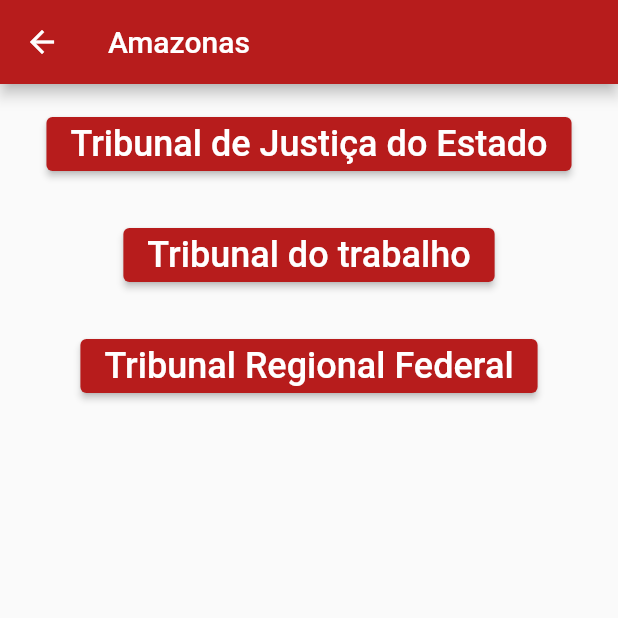
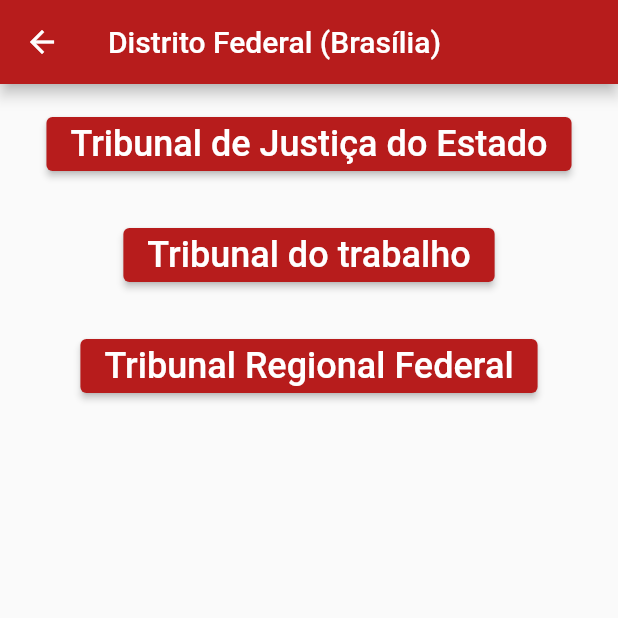
Before and after one commit to HeroRickyGAMES/Projeto-CPJ-Consulta-Juridica-de-Processos, a Flutter app: the screen it shows after launch, after a tap on "Amazonas", on a phone screen of 412 x 824 dp, the top half of it. Run offline on Flutter 3.47's test engine with Material 2 defaults, Android fonts, the light colour scheme and no system bars; our stand-ins replace webview_flutter.

Commit message:
Adição do DF

```diff
--- /dev/null
+++ b/lib/Brasilia.dart
@@ -0,0 +1,105 @@
+import 'package:flutter/material.dart';
+import 'webviewPage.dart';
+
+//Programado por HeroRickyGames
+
+class Brasilia extends StatelessWidget {
+  const Brasilia({Key? key}) : super(key: key);
+
+  @override
+  Widget build(BuildContext context) {
+    return Scaffold(
+      appBar: AppBar(
+        backgroundColor: Colors.red[900],
+        title: Container(
+
+          child:
+          Text(
+            'Distrito Federal (Brasília)',
+          ),
+        ),
+      ),
+      body: Column(
+          children: [
+            Container(
+              alignment: Alignment.center,
+              padding: EdgeInsets.all(16),
+              child:
+              ElevatedButton(
+                onPressed: (){
+                  Navigator.push(context,
+                      MaterialPageRoute(builder: (context){
+                        String URL = "https://pje-consultapublica.tjdft.jus.br/consultapublica/ConsultaPublica/listView.seam";
+                        String title = "Tribunal de Justiça do Estado";
+
+                        return WebViewApp(URL, title);
+                      }));
+                },
+                child:Text(
+                  'Tribunal de Justiça do Estado',
+                  style: TextStyle(
+                    fontSize: 24,
+                  ),
+                ),
+                style: ElevatedButton.styleFrom(
+                  backgroundColor: Colors.red[900],
+                ),
+              ),
+            ),
+            Container(
+              alignment: Alignment.center,
+              padding: EdgeInsets.all(10),
+              child:
+              ElevatedButton(
+                onPressed: (){
+                  Navigator.push(context,
+                      MaterialPageRoute(builder: (context){
+                        String URL = "https://www.trt10.jus.br/processos/consultasap/";
+                        String title = "Tribunal do trabalho";
+
+                        return WebViewApp(URL, title);
+                      }));
+                },
+                child:
+                Text(
+                  'Tribunal do trabalho',
+                  style: TextStyle(
+                    fontSize: 24,
+                  ),
+                ),
+                style: ElevatedButton.styleFrom(
+                  backgroundColor: Colors.red[900],
+                ),
+              ),
+            ),
+            Container(
+              alignment: Alignment.center,
+              padding: EdgeInsets.all(16),
+              child:
+              ElevatedButton(
+                onPressed: (){
+                  Navigator.push(context,
+                      MaterialPageRoute(builder: (context){
+                        String URL = "https://pje1g.trf1.jus.br/consultapublica/ConsultaPublica/listView.seam";
+                        String title = "Tribunal Regional Federal";
+
+                        return WebViewApp(URL, title);
+                      }));
+                },
+                child:
+                Text(
+                  'Tribunal Regional Federal',
+                  style: TextStyle(
+                    fontSize: 24,
+                  ),
+                ),
+                style: ElevatedButton.styleFrom(
+                  backgroundColor: Colors.red[900],
+                ),
+              ),
+            ),
+          ]
+      ),
+    );
+  }
+}
--- a/lib/main.dart
+++ b/lib/main.dart
@@ -5,6 +5,7 @@ import './Alagoas.dart';
 import './amapa.dart';
 import './Bahia.dart';
 import './Ceara.dart';
+import './Brasilia.dart';
 
 //Programado por HeroRickyGames
 
@@ -64,7 +65,7 @@ class mainActivity extends State<WebViewApp> {
 
     Navigator.push(context,
         MaterialPageRoute(builder: (context){
-          return Amazonas();
+          return Brasilia();
         }));
 
   }
@@ -74,6 +75,14 @@ class mainActivity extends State<WebViewApp> {
     Navigator.push(context,
         MaterialPageRoute(builder: (context){
           return Bahia();
+        }));
+
+  }
+  void BrasiliaBTN()  {
+
+    Navigator.push(context,
+        MaterialPageRoute(builder: (context){
+          return Brasilia();
         }));
 
   }
@@ -191,6 +200,23 @@ class mainActivity extends State<WebViewApp> {
             padding: EdgeInsets.all(10),
             child:
             ElevatedButton(
+              onPressed: BrasiliaBTN,
+              child: Text(
+                'Distrito Federal (Brasília)',
+                style: TextStyle(
+                  fontSize: 24,
+                ),
+              ),
+              style: ElevatedButton.styleFrom(
+                backgroundColor: Colors.red[900],
+              ),
+            ),
+          ),
+          Container(
+            alignment: Alignment.center,
+            padding: EdgeInsets.all(10),
+            child:
+            ElevatedButton(
               onPressed: CearaBTN,
               child: Text(
                 'Ceará',
```
